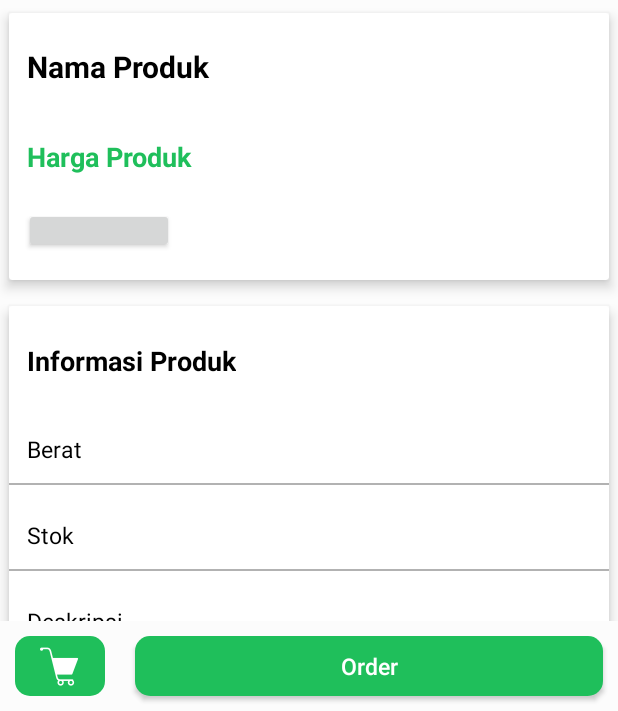
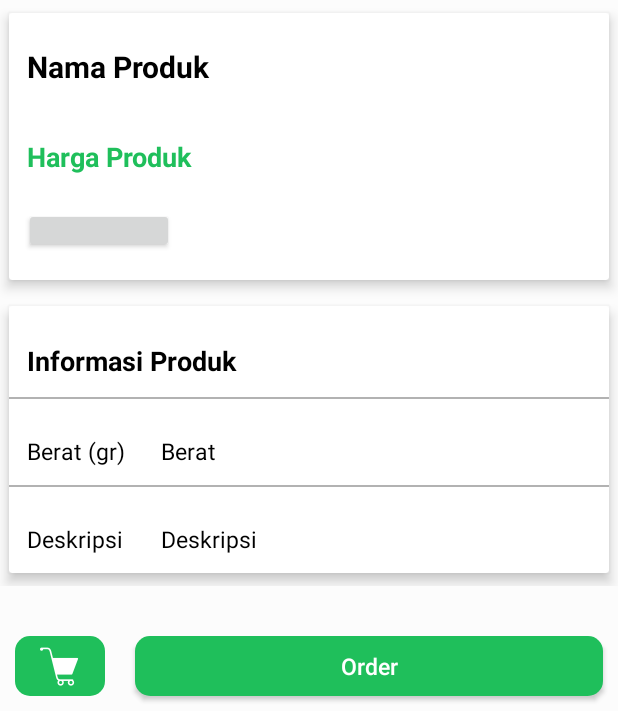
Before and after one commit to Danisalifian/AHIRO, an Android app: the DetailProductActivity screen opened directly, with no data from a screen before it, on a phone screen of 412 x 824 dp, the part 525-1236 px from its top. Run offline under Robolectric (Android 15) with nearby library versions, the phone set to English and light mode, and no system bars; our stand-ins replace Firebase (no records; nobody signed in at launch, a user with empty details on screens opened directly), Picasso; libraries missing offline, so code that uses them is left out: com.cepheuen.elegantnumberbutton; plain views replace ElegantNumberButton; 2 statements that could not run were skipped.

Commit message:
fixing order detail product
fixing order detail product, detail product

```diff
--- a/app/src/main/java/com/example/dan/ahiro/DetailProductActivity.java
+++ b/app/src/main/java/com/example/dan/ahiro/DetailProductActivity.java
@@ -74,7 +74,6 @@ public class DetailProductActivity extends AppCompatActivity {
         tvDDeskripsi = findViewById(R.id.tvDDeskripsi);
         tvDBerat = findViewById(R.id.tvDBerat);
         tvDHarga = findViewById(R.id.tvDHarga);
-        tvDStok = findViewById(R.id.tvDStok);
         ivGambar = findViewById(R.id.ivGambar);
         numberButton = findViewById(R.id.number_button);
         order_dialog = new Dialog(this);
@@ -243,7 +242,7 @@ public class DetailProductActivity extends AppCompatActivity {
                 tvDDeskripsi.setText(produk.getDescription());
                 tvDBerat.setText(produk.getWeight());
                 tvDHarga.setText("Rp. " + produk.getPrice());
-                tvDStok.setText(produk.getStock());
+//                tvDStok.setText(produk.getStock());
             }
 
             @Override
--- a/app/src/main/res/layout/activity_detail_product.xml
+++ b/app/src/main/res/layout/activity_detail_product.xml
@@ -129,6 +129,10 @@
                             android:layout_width="match_parent"
                             android:layout_height="match_parent">
 
+                            <TableLayout
+                                android:layout_width="match_parent"
+                                android:layout_height="wrap_content">
+
                                 <TextView
                                     android:layout_width="wrap_content"
                                     android:layout_height="wrap_content"
@@ -140,6 +144,24 @@
                                     android:textColor="@android:color/black"
                                     android:textSize="18sp"
                                     android:textStyle="bold"/>
+
+                                <View
+                                    android:layout_width="match_parent"
+                                    android:layout_height="1dp"
+                                    android:alpha=".3"
+                                    android:background="@android:color/black"
+                                    android:layout_below="@id/tvInfo"/>
+
+                                <TableRow>
+                                    <TextView
+                                        android:layout_width="wrap_content"
+                                        android:layout_height="wrap_content"
+                                        android:text="Berat (gr)"
+                                        android:layout_marginTop="12dp"
+                                        android:lineSpacingMultiplier="1.5"
+                                        android:padding="12dp"
+                                        android:textColor="@android:color/black"
+                                        android:textSize="15sp"/>
 
                                     <TextView
                                         android:layout_width="wrap_content"
@@ -153,6 +175,8 @@
                                         android:textSize="15sp"
                                         android:layout_below="@id/tvInfo"/>
 
+                                </TableRow>
+
                                 <View
                                     android:layout_width="match_parent"
                                     android:layout_height="1dp"
@@ -160,24 +184,17 @@
                                     android:background="@android:color/black"
                                     android:layout_below="@id/tvDBerat"/>
 
+                                <TableRow>
+
                                     <TextView
                                         android:layout_width="wrap_content"
                                         android:layout_height="wrap_content"
-                                android:text="Stok"
-                                android:id="@+id/tvDStok"
+                                        android:text="Deskripsi"
                                         android:layout_marginTop="12dp"
                                         android:lineSpacingMultiplier="1.5"
                                         android:padding="12dp"
                                         android:textColor="@android:color/black"
-                                android:textSize="15sp"
-                                android:layout_below="@id/tvDBerat"/>
-
-                            <View
-                                android:layout_width="match_parent"
-                                android:layout_height="1dp"
-                                android:alpha=".3"
-                                android:background="@android:color/black"
-                                android:layout_below="@id/tvDStok"/>
+                                        android:textSize="15sp"/>
 
                                     <TextView
                                         android:layout_width="wrap_content"
@@ -189,7 +206,12 @@
                                         android:padding="12dp"
                                         android:textColor="@android:color/black"
                                         android:textSize="15sp"
-                                android:layout_below="@id/tvDStok"/>
+                                        android:maxLines="6"
+                                        android:layout_below="@id/tvDBerat"/>
+
+                                </TableRow>
+
+                            </TableLayout>
 
                         </RelativeLayout>
                     </android.support.v7.widget.CardView>
```
Also changed, not shown: app/src/main/java/com/example/dan/ahiro/AkunFragment.java (+18 -1 lines), app/src/main/java/com/example/dan/ahiro/OrderActivity.java (+14 -0 lines), app/src/main/res/layout/fragment_akun.xml (+11 -15 lines). Lines whose indentation alone changed are shown as unchanged.
